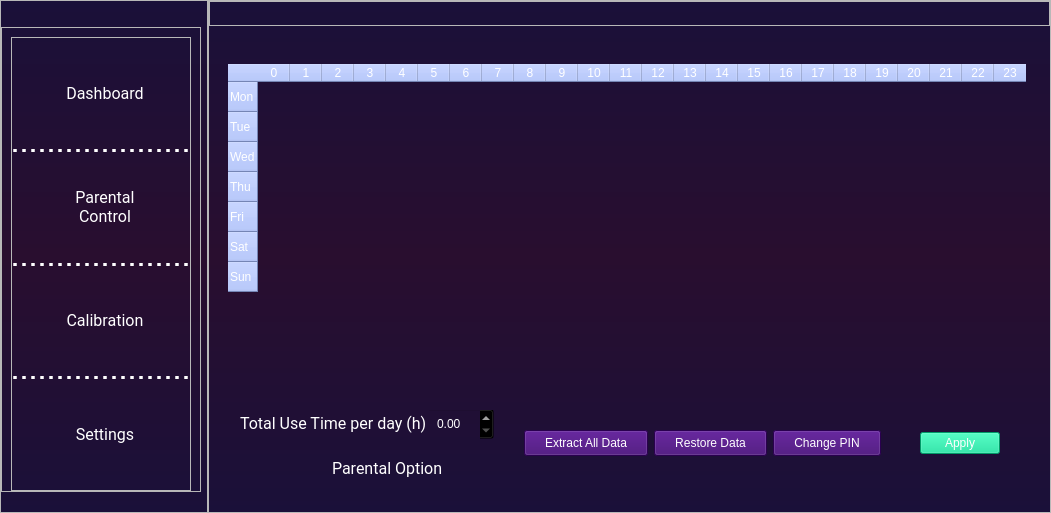
Above: Designer/MainWindow.ui from Soon156/AlignPosition before the change. Below: the same form after it.
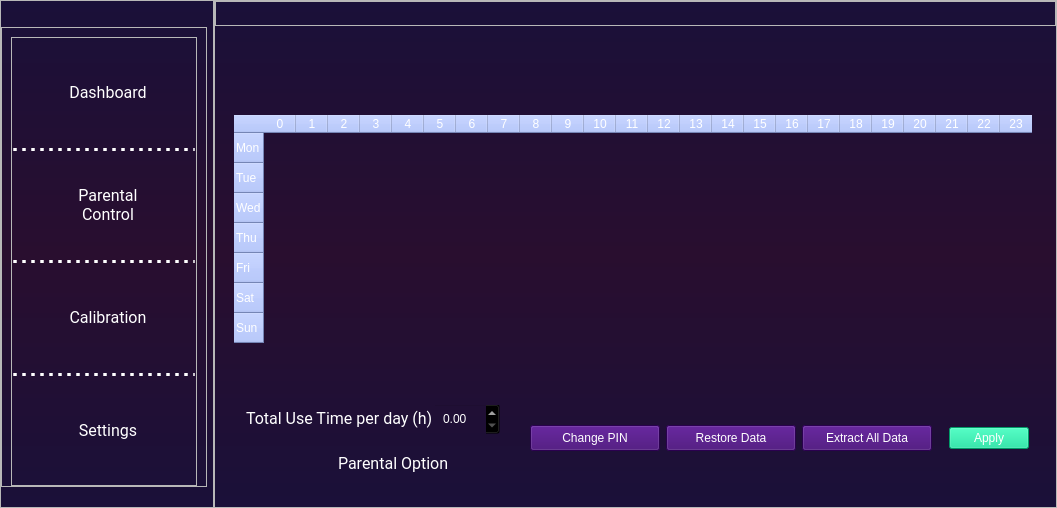
That is the form after the change. The open tabs and pages were chosen to show the change. Icons and pictures are not drawn.

Commit message: UI update, add new button for reset

What changed in the file:
```diff
--- a/Designer/MainWindow.ui
+++ b/Designer/MainWindow.ui
@@ -6,8 +6,8 @@
    <rect>
     <x>0</x>
     <y>0</y>
-    <width>1051</width>
-    <height>513</height>
+    <width>1057</width>
+    <height>508</height>
    </rect>
   </property>
   <property name="windowTitle">
@@ -805,26 +805,79 @@
               <property name="spacing">
                <number>0</number>
               </property>
-              <item alignment="Qt::AlignLeft">
-               <widget class="QLabel" name="table_lbl">
+              <item>
+               <widget class="QFrame" name="frame_10">
                 <property name="sizePolicy">
                  <sizepolicy hsizetype="Preferred" vsizetype="Fixed">
                   <horstretch>0</horstretch>
                   <verstretch>0</verstretch>
                  </sizepolicy>
                 </property>
-                <property name="text">
-                 <string/>
+                <property name="frameShape">
+                 <enum>QFrame::StyledPanel</enum>
                 </property>
-                <property name="pixmap">
-                 <pixmap resource="resource.qrc">:/icon/access-title-resize.png</pixmap>
+                <property name="frameShadow">
+                 <enum>QFrame::Raised</enum>
                 </property>
-                <property name="scaledContents">
-                 <bool>false</bool>
-                </property>
+                <layout class="QHBoxLayout" name="horizontalLayout_14">
+                 <property name="spacing">
+                  <number>0</number>
+                 </property>
+                 <property name="leftMargin">
+                  <number>0</number>
+                 </property>
+                 <property name="topMargin">
+                  <number>0</number>
+                 </property>
+                 <property name="rightMargin">
+                  <number>0</number>
+                 </property>
+                 <property name="bottomMargin">
+                  <number>0</number>
+                 </property>
+                 <item>
+                  <widget class="QLabel" name="table_lbl">
+                   <property name="sizePolicy">
+                    <sizepolicy hsizetype="Preferred" vsizetype="Fixed">
+                     <horstretch>0</horstretch>
+                     <verstretch>0</verstretch>
+                    </sizepolicy>
+                   </property>
+                   <property name="text">
+                    <string/>
+                   </property>
+                   <property name="pixmap">
+                    <pixmap resource="resource.qrc">:/icon/access-title-resize.png</pixmap>
+                   </property>
+                   <property name="scaledContents">
+                    <bool>false</bool>
+                   </property>
+                  </widget>
+                 </item>
+                 <item alignment="Qt::AlignRight">
+                  <widget class="QPushButton" name="reset_parental_btn">
+                   <property name="text">
+                    <string/>
+                   </property>
+                   <property name="icon">
+                    <iconset resource="resource.qrc">
+                     <normaloff>:/icon/icons8-reset-48.png</normaloff>:/icon/icons8-reset-48.png</iconset>
+                   </property>
+                   <property name="iconSize">
+                    <size>
+                     <width>20</width>
+                     <height>20</height>
+                    </size>
+                   </property>
+                   <property name="flat">
+                    <bool>true</bool>
+                   </property>
+                  </widget>
+                 </item>
+                </layout>
                </widget>
               </item>
-              <item alignment="Qt::AlignLeft|Qt::AlignTop">
+              <item alignment="Qt::AlignLeft|Qt::AlignVCenter">
                <widget class="QTableWidget" name="usetime_table">
                 <property name="minimumSize">
                  <size>
@@ -1146,7 +1199,7 @@
                    </layout>
                   </widget>
                  </item>
-                 <item>
+                 <item alignment="Qt::AlignHCenter">
                   <widget class="QFrame" name="ButtonFrame_2">
                    <property name="sizePolicy">
                     <sizepolicy hsizetype="Preferred" vsizetype="Fixed">
@@ -1171,7 +1224,7 @@
                    <property name="frameShadow">
                     <enum>QFrame::Raised</enum>
                    </property>
-                   <layout class="QHBoxLayout" name="horizontalLayout_14">
+                   <layout class="QHBoxLayout" name="horizontalLayout_11">
                     <property name="topMargin">
                      <number>0</number>
                     </property>
@@ -1179,18 +1232,18 @@
                      <number>0</number>
                     </property>
                     <item>
-                     <widget class="QPushButton" name="exct_data_btn">
-                      <property name="sizePolicy">
-                       <sizepolicy hsizetype="Fixed" vsizetype="Fixed">
-                        <horstretch>0</horstretch>
-                        <verstretch>0</verstretch>
-                       </sizepolicy>
+                     <widget class="QPushButton" name="changePIN_btn">
+                      <property name="minimumSize">
+                       <size>
+                        <width>130</width>
+                        <height>0</height>
+                       </size>
                       </property>
                       <property name="styleSheet">
                        <string notr="true"/>
                       </property>
                       <property name="text">
-                       <string>Extract All Data</string>
+                       <string>Change PIN</string>
                       </property>
                      </widget>
                     </item>
@@ -1199,11 +1252,11 @@
                       <property name="enabled">
                        <bool>true</bool>
                       </property>
-                      <property name="sizePolicy">
-                       <sizepolicy hsizetype="Fixed" vsizetype="Fixed">
-                        <horstretch>0</horstretch>
-                        <verstretch>0</verstretch>
-                       </sizepolicy>
+                      <property name="minimumSize">
+                       <size>
+                        <width>130</width>
+                        <height>0</height>
+                       </size>
                       </property>
                       <property name="styleSheet">
                        <string notr="true"/>
@@ -1214,18 +1267,18 @@
                      </widget>
                     </item>
                     <item>
-                     <widget class="QPushButton" name="changePIN_btn">
-                      <property name="sizePolicy">
-                       <sizepolicy hsizetype="Fixed" vsizetype="Fixed">
-                        <horstretch>0</horstretch>
-                        <verstretch>0</verstretch>
-                       </sizepolicy>
+                     <widget class="QPushButton" name="exct_data_btn">
+                      <property name="minimumSize">
+                       <size>
+                        <width>130</width>
+                        <height>0</height>
+                       </size>
                       </property>
                       <property name="styleSheet">
                        <string notr="true"/>
                       </property>
                       <property name="text">
-                       <string>Change PIN</string>
+                       <string>Extract All Data</string>
                       </property>
                      </widget>
                     </item>
```
Left out of the diff: 31 changed lines with no effect on the pictures. The commit also changes 6 other files.
